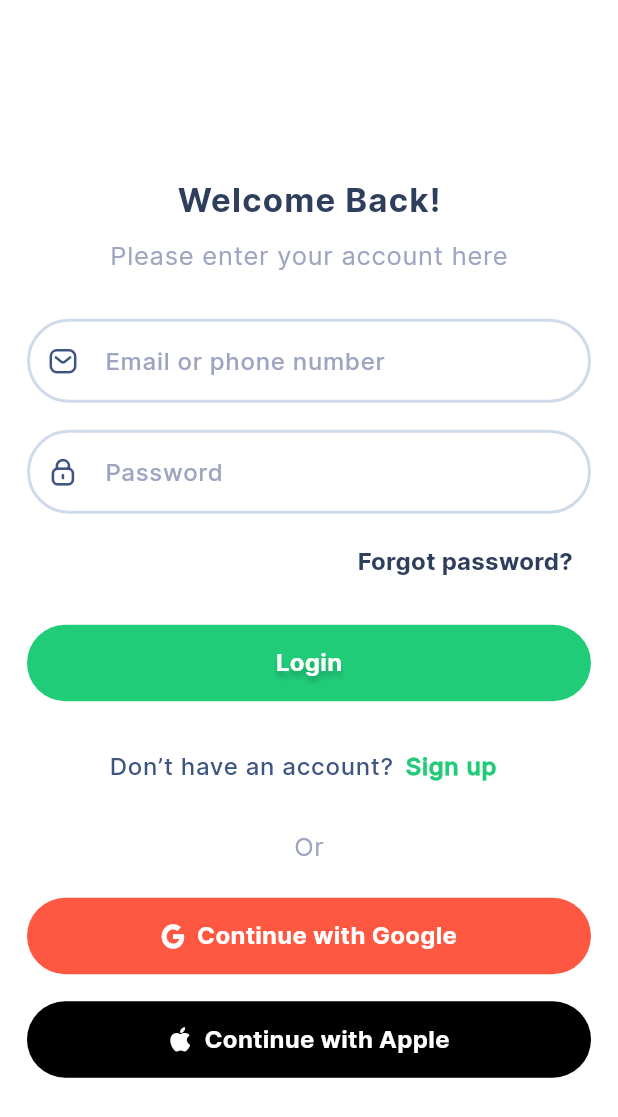
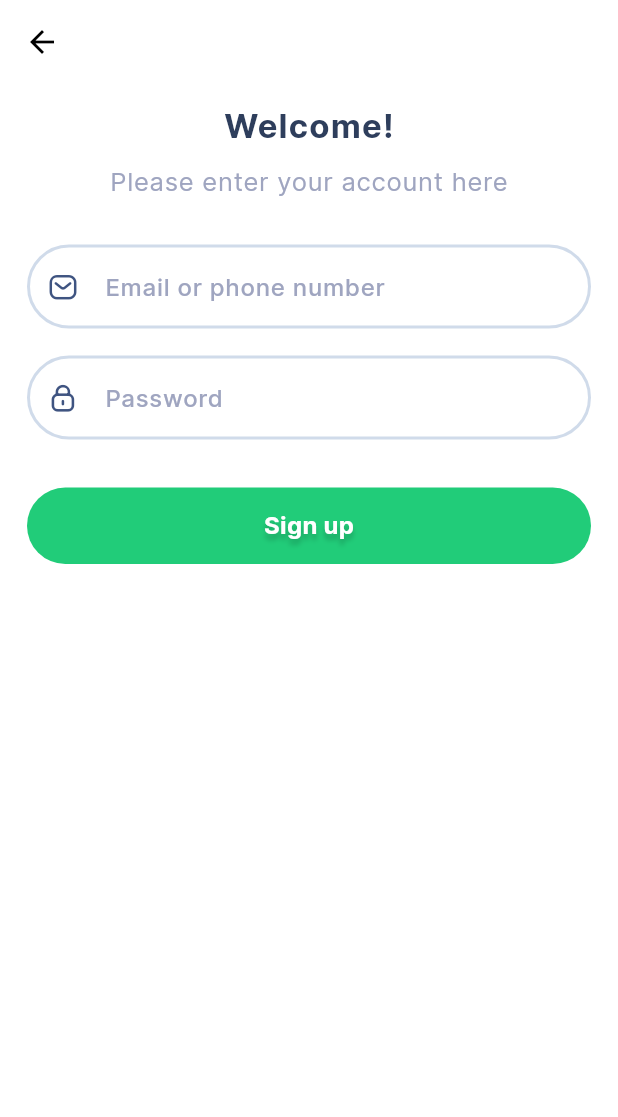
Before and after one commit to didierganthier/cook-snap, a Flutter app: the screen it shows after launch, after a tap on "Sign up", on a phone screen of 412 x 824 dp. Shown: the top 1117 px of the screen. Run offline on Flutter 3.47's test engine with Material 3 defaults, Android fonts, the phone set to English and light mode, and no system bars; our stand-ins replace flutter_dotenv, google_sign_in, sign_in_with_apple, supabase_flutter; accounts and stored records are empty.

Commit message:
feat: add new signup text input

```diff
--- a/lib/app/ui/screens/login/login_page.dart
+++ b/lib/app/ui/screens/login/login_page.dart
@@ -2,6 +2,7 @@ import 'package:cook_snap/app/constants/app_constants.dart';
 import 'package:cook_snap/app/constants/constant_classes/login_page_constants.dart';
 import 'package:cook_snap/app/data/repositories/user_repository.dart';
 import 'package:cook_snap/app/data/services/supabase_service.dart';
+import 'package:cook_snap/app/ui/screens/signup/signup_page.dart';
 import 'package:cook_snap/app/ui/viewmodels/user_viewmodel.dart';
 import 'package:cook_snap/app/ui/widgets/page_specific/login_page/email_password_form.dart';
 import 'package:cook_snap/app/ui/widgets/page_specific/login_page/sign_up_cta.dart';
@@ -40,7 +41,13 @@ class LoginPage extends StatelessWidget {
                   const SizedBox(height: 24),
                   SignUpCallToAction(
                     cms: cms,
-                    onPressed: () {},
+                    onPressed: () {
+                      Navigator.of(context).push(
+                        MaterialPageRoute(
+                          builder: (context) => const SignUpPage(),
+                        ),
+                      );
+                    },
                   ),
                   const SizedBox(height: 24),
                   Text(
--- /dev/null
+++ b/lib/app/ui/widgets/page_specific/signup_page/email_password_form.dart
@@ -0,0 +1,25 @@
+import 'package:cook_snap/app/constants/constant_classes/signup_page_constants.dart';
+import 'package:cook_snap/app/ui/widgets/shared/input_field.dart';
+import 'package:flutter/widgets.dart';
+
+class SignUpEmailPasswordForm extends StatelessWidget {
+  final SignUpPageConstants cms;
+  const SignUpEmailPasswordForm({super.key, required this.cms});
+
+  @override
+  Widget build(BuildContext context) {
+    return Column(
+      children: [
+        InputField(
+          type: InputFieldType.email,
+          hint: cms.emailFieldLabel,
+        ),
+        const SizedBox(height: 18),
+        InputField(
+          type: InputFieldType.password,
+          hint: cms.passwordFieldLabel,
+        ),
+      ],
+    );
+  }
+}
```
Also changed, not shown: pubspec.lock.
